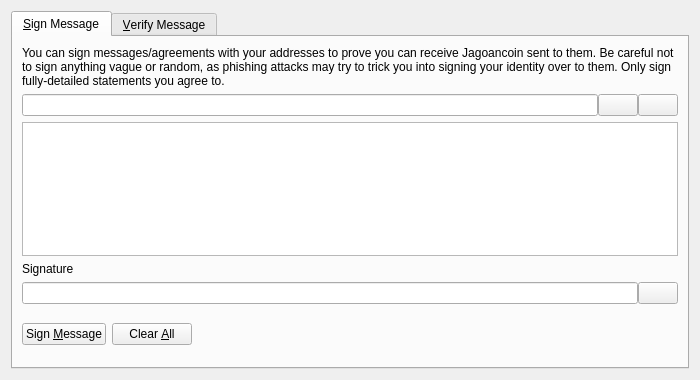
Old version of the form src/qt/forms/signverifymessagedialog.ui in the repository rusliko/cdcs.
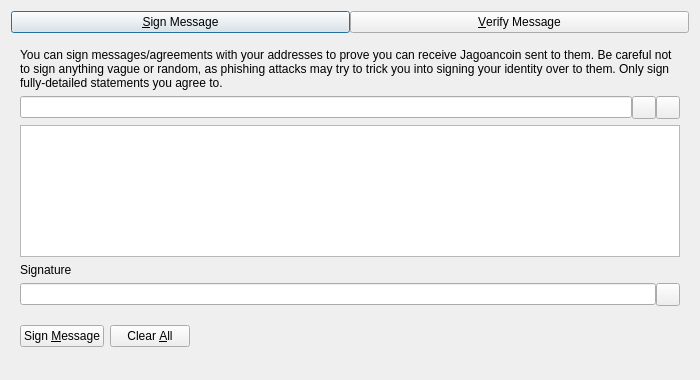
New version of the form. Custom widgets are drawn as their Qt base class.

Diff of the .ui file:
```diff
--- a/src/qt/forms/signverifymessagedialog.ui
+++ b/src/qt/forms/signverifymessagedialog.ui
@@ -18,14 +18,47 @@
   </property>
   <layout class="QVBoxLayout" name="verticalLayout">
    <item>
-    <widget class="QTabWidget" name="tabWidget">
+    <layout class="QHBoxLayout" name="horizontalLayout_Buttons_2">
+     <property name="spacing">
+      <number>0</number>
+     </property>
+     <property name="topMargin">
+      <number>0</number>
+     </property>
+     <item>
+      <widget class="QPushButton" name="btnSignMessage">
+       <property name="text">
+        <string>&amp;Sign Message</string>
+       </property>
+       <property name="checkable">
+        <bool>true</bool>
+       </property>
+      </widget>
+     </item>
+     <item>
+      <widget class="QPushButton" name="btnVerifyMessage">
+       <property name="text">
+        <string>&amp;Verify Message</string>
+       </property>
+       <property name="checkable">
+        <bool>true</bool>
+       </property>
+      </widget>
+     </item>
+    </layout>
+   </item>
+   <item>
+    <widget class="QStackedWidget" name="stackedWidgetSig">
+     <property name="minimumSize">
+      <size>
+       <width>0</width>
+       <height>0</height>
+      </size>
+     </property>
      <property name="currentIndex">
       <number>0</number>
      </property>
-     <widget class="QWidget" name="tabSignMessage">
-      <attribute name="title">
-       <string>&amp;Sign Message</string>
-      </attribute>
+     <widget class="QWidget" name="pageSignMessage">
       <layout class="QVBoxLayout" name="verticalLayout_SM">
        <item>
         <widget class="QLabel" name="infoLabel_SM">
@@ -53,7 +86,7 @@
           </widget>
          </item>
          <item>
-          <widget class="QPushButton" name="addressBookButton_SM">
+          <widget class="QToolButton" name="addressBookButton_SM">
            <property name="toolTip">
             <string>Choose previously used address</string>
            </property>
@@ -63,13 +96,10 @@
            <property name="shortcut">
             <string>Alt+A</string>
            </property>
-           <property name="autoDefault">
-            <bool>false</bool>
-           </property>
           </widget>
          </item>
          <item>
-          <widget class="QPushButton" name="pasteButton_SM">
+          <widget class="QToolButton" name="pasteButton_SM">
            <property name="toolTip">
             <string>Paste address from clipboard</string>
            </property>
@@ -79,9 +109,6 @@
            <property name="shortcut">
             <string>Alt+P</string>
            </property>
-           <property name="autoDefault">
-            <bool>false</bool>
-           </property>
           </widget>
          </item>
         </layout>
@@ -110,27 +137,19 @@
          </property>
          <item>
           <widget class="QLineEdit" name="signatureOut_SM">
-           <property name="font">
-            <font>
-             <italic>true</italic>
-            </font>
-           </property>
            <property name="readOnly">
             <bool>true</bool>
            </property>
           </widget>
          </item>
          <item>
-          <widget class="QPushButton" name="copySignatureButton_SM">
+          <widget class="QToolButton" name="copySignatureButton_SM">
            <property name="toolTip">
             <string>Copy the current signature to the system clipboard</string>
            </property>
            <property name="text">
             <string/>
            </property>
-           <property name="autoDefault">
-            <bool>false</bool>
-           </property>
           </widget>
          </item>
         </layout>
@@ -178,12 +197,6 @@
          </item>
          <item>
           <widget class="QLabel" name="statusLabel_SM">
-           <property name="font">
-            <font>
-             <weight>75</weight>
-             <bold>true</bold>
-            </font>
-           </property>
            <property name="text">
             <string/>
            </property>
@@ -209,10 +222,7 @@
        </item>
       </layout>
      </widget>
-     <widget class="QWidget" name="tabVerifyMessage">
-      <attribute name="title">
-       <string>&amp;Verify Message</string>
-      </attribute>
+     <widget class="QWidget" name="pageVerifyMessage">
       <layout class="QVBoxLayout" name="verticalLayout_VM">
        <item>
         <widget class="QLabel" name="infoLabel_VM">
```
Left out of the diff: 13 changed lines with no effect on the pictures.
